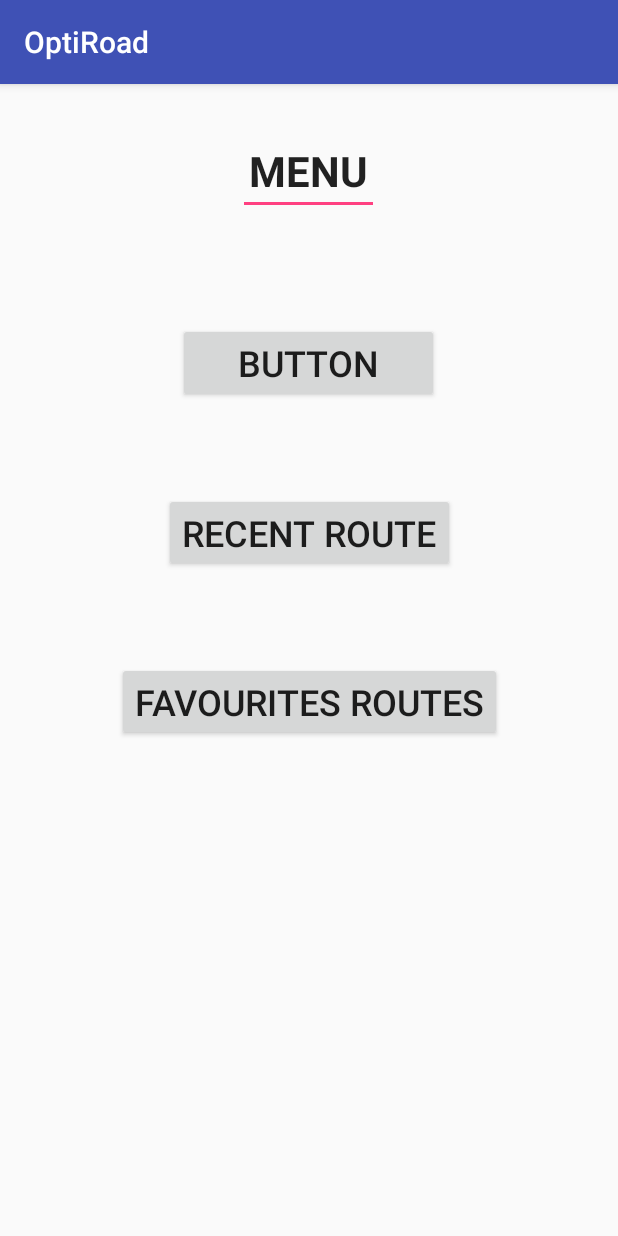
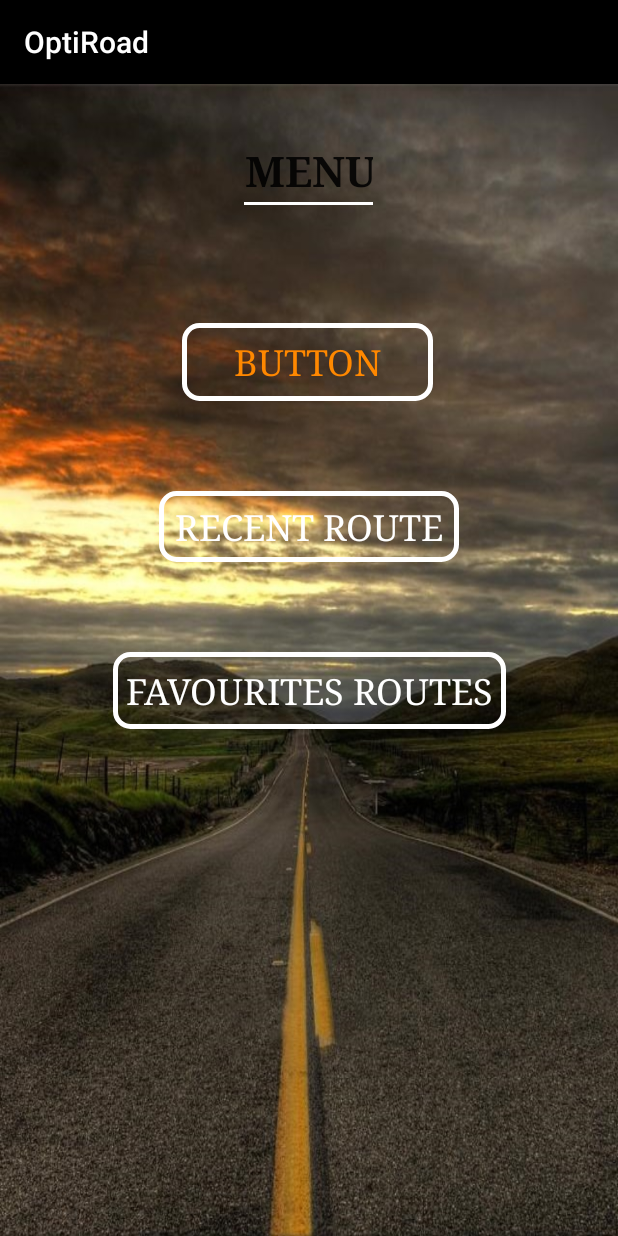
Before and after one commit to Nevette/OptiRoad, an Android app: the screen it shows after launch (MenuActivity), on a phone screen of 412 x 824 dp. Run offline under Robolectric (Android 15) with nearby library versions, the phone set to English and light mode, and no system bars.

Commit message:
Added background wallpaper, changed buttons style

```diff
--- /dev/null
+++ b/app/src/main/res/drawable/round_button.xml
@@ -0,0 +1,8 @@
+<shape android:shape="rectangle"
+    xmlns:android="http://schemas.android.com/apk/res/android">
+
+    <!--<solid android:color="#ffff"></solid>-->
+    <size android:width="40dp" android:height="20dp"></size>
+    <corners android:radius="10dip"></corners>
+    <stroke android:width="5px" android:color="#ffff"/>
+</shape>
--- a/app/src/main/res/layout/activity_menu.xml
+++ b/app/src/main/res/layout/activity_menu.xml
@@ -5,17 +5,21 @@
     xmlns:app="http://schemas.android.com/apk/res-auto"
     android:layout_width="match_parent"
     android:layout_height="match_parent"
+    android:background="@drawable/background"
     tools:context=".MenuActivity">
 
     <Button
         android:id="@+id/button_plan_route"
-        android:layout_width="174dp"
-        android:layout_height="53dp"
+        android:layout_width="167dp"
+        android:layout_height="52dp"
         android:layout_marginEnd="8dp"
         android:layout_marginStart="8dp"
         android:layout_marginTop="72dp"
+        android:background="@drawable/round_button"
         android:text="Button"
+        android:textColor="@android:color/holo_orange_dark"
         android:textSize="24sp"
+        android:typeface="serif"
         android:visibility="visible"
         app:layout_constraintEnd_toEndOf="parent"
         app:layout_constraintHorizontal_bias="0.497"
@@ -25,13 +29,16 @@
 
     <Button
         android:id="@+id/button_favourites_routes"
-        android:layout_width="wrap_content"
-        android:layout_height="wrap_content"
+        android:layout_width="262dp"
+        android:layout_height="51dp"
         android:layout_marginEnd="8dp"
         android:layout_marginStart="8dp"
         android:layout_marginTop="60dp"
+        android:background="@drawable/round_button"
         android:text="Favourites Routes"
+        android:textColor="@android:color/white"
         android:textSize="24sp"
+        android:typeface="serif"
         android:visibility="visible"
         app:layout_constraintEnd_toEndOf="parent"
         app:layout_constraintStart_toStartOf="parent"
@@ -39,13 +46,16 @@
 
     <Button
         android:id="@+id/button_recent_route"
-        android:layout_width="wrap_content"
-        android:layout_height="0dp"
+        android:layout_width="200dp"
+        android:layout_height="47dp"
         android:layout_marginEnd="8dp"
         android:layout_marginStart="8dp"
         android:layout_marginTop="60dp"
+        android:background="@drawable/round_button"
         android:text="Recent route"
+        android:textColor="@android:color/white"
         android:textSize="24sp"
+        android:typeface="serif"
         android:visibility="visible"
         app:layout_constraintEnd_toEndOf="parent"
         app:layout_constraintStart_toStartOf="parent"
@@ -64,6 +74,7 @@
         android:textAlignment="center"
         android:textSize="28sp"
         android:textStyle="bold"
+        android:typeface="serif"
         app:layout_constraintEnd_toEndOf="parent"
         app:layout_constraintHorizontal_bias="0.498"
         app:layout_constraintStart_toStartOf="parent"
--- a/app/src/main/res/values/colors.xml
+++ b/app/src/main/res/values/colors.xml
@@ -1,6 +1,6 @@
 <?xml version="1.0" encoding="utf-8"?>
 <resources>
-    <color name="colorPrimary">#3F51B5</color>
-    <color name="colorPrimaryDark">#303F9F</color>
-    <color name="colorAccent">#FF4081</color>
+    <color name="colorPrimary">#000000</color>
+    <color name="colorPrimaryDark">#000000</color>
+    <color name="colorAccent">#FFFFFF</color>
 </resources>
```
Also changed, not shown: app/src/main/res/drawable/background.jpg (added).
